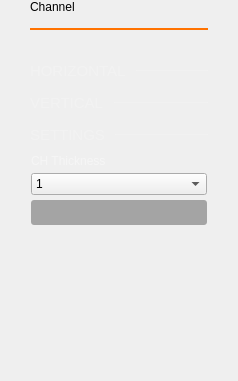
First picture: the form in ui/channel_settings.ui, repository analogdevicesinc/scopy, before the edit.
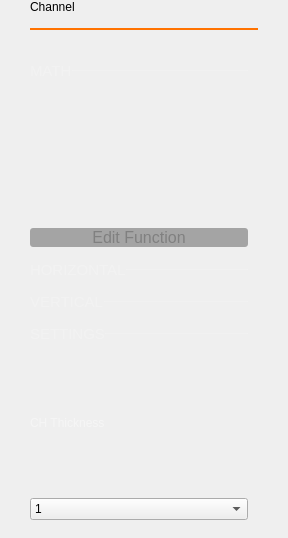
Second picture: the form after the edit.

Commit message: Osc: add a new widget for the math settings in the channel settings

Patch:
```diff
--- a/ui/channel_settings.ui
+++ b/ui/channel_settings.ui
@@ -6,8 +6,8 @@
    <rect>
     <x>0</x>
     <y>0</y>
-    <width>238</width>
-    <height>381</height>
+    <width>288</width>
+    <height>538</height>
    </rect>
   </property>
   <property name="windowTitle">
@@ -28,6 +28,12 @@
    </property>
    <item>
     <widget class="QLabel" name="label_channelName">
+     <property name="sizePolicy">
+      <sizepolicy hsizetype="Fixed" vsizetype="Fixed">
+       <horstretch>0</horstretch>
+       <verstretch>0</verstretch>
+      </sizepolicy>
+     </property>
      <property name="text">
       <string>Channel</string>
      </property>
@@ -88,6 +94,237 @@
     </spacer>
    </item>
    <item>
+    <widget class="QScrollArea" name="scrollArea">
+     <property name="sizePolicy">
+      <sizepolicy hsizetype="Expanding" vsizetype="Preferred">
+       <horstretch>0</horstretch>
+       <verstretch>0</verstretch>
+      </sizepolicy>
+     </property>
+     <property name="frameShape">
+      <enum>QFrame::NoFrame</enum>
+     </property>
+     <property name="horizontalScrollBarPolicy">
+      <enum>Qt::ScrollBarAlwaysOff</enum>
+     </property>
+     <property name="widgetResizable">
+      <bool>true</bool>
+     </property>
+     <widget class="QWidget" name="scrollAreaWidgetContents">
+      <property name="geometry">
+       <rect>
+        <x>0</x>
+        <y>0</y>
+        <width>228</width>
+        <height>468</height>
+       </rect>
+      </property>
+      <property name="sizePolicy">
+       <sizepolicy hsizetype="Expanding" vsizetype="Expanding">
+        <horstretch>0</horstretch>
+        <verstretch>0</verstretch>
+       </sizepolicy>
+      </property>
+      <layout class="QVBoxLayout" name="verticalLayout">
+       <property name="spacing">
+        <number>0</number>
+       </property>
+       <property name="leftMargin">
+        <number>0</number>
+       </property>
+       <property name="topMargin">
+        <number>0</number>
+       </property>
+       <property name="rightMargin">
+        <number>10</number>
+       </property>
+       <property name="bottomMargin">
+        <number>0</number>
+       </property>
+       <item>
+        <layout class="QVBoxLayout" name="math_settings_layout">
+         <property name="spacing">
+          <number>0</number>
+         </property>
+         <property name="bottomMargin">
+          <number>0</number>
+         </property>
+         <item>
+          <widget class="QWidget" name="math_settings_widget" native="true">
+           <layout class="QVBoxLayout" name="verticalLayout_2" stretch="0,0,0">
+            <property name="spacing">
+             <number>6</number>
+            </property>
+            <property name="leftMargin">
+             <number>0</number>
+            </property>
+            <property name="topMargin">
+             <number>0</number>
+            </property>
+            <property name="rightMargin">
+             <number>0</number>
+            </property>
+            <property name="bottomMargin">
+             <number>0</number>
+            </property>
+            <item>
+             <layout class="QHBoxLayout" name="horizontalLayout" stretch="0,0">
+              <property name="spacing">
+               <number>0</number>
+              </property>
+              <property name="leftMargin">
+               <number>0</number>
+              </property>
+              <property name="topMargin">
+               <number>0</number>
+              </property>
+              <property name="rightMargin">
+               <number>0</number>
+              </property>
+              <property name="bottomMargin">
+               <number>0</number>
+              </property>
+              <item>
+               <widget class="QLabel" name="label">
+                <property name="sizePolicy">
+                 <sizepolicy hsizetype="Fixed" vsizetype="Fixed">
+                  <horstretch>0</horstretch>
+                  <verstretch>0</verstretch>
+                 </sizepolicy>
+                </property>
+                <property name="styleSheet">
+                 <string notr="true">QLabel {
+  font-size: 15px;
+  color: rgba(255, 255, 255, 51);
+}</string>
+                </property>
+                <property name="text">
+                 <string>MATH</string>
+                </property>
+               </widget>
+              </item>
+              <item>
+               <widget class="Line" name="line_4">
+                <property name="maximumSize">
+                 <size>
+                  <width>16777215</width>
+                  <height>1</height>
+                 </size>
+                </property>
+                <property name="styleSheet">
+                 <string notr="true">border: 1px solid rgb(255, 255, 255, 15);</string>
+                </property>
+                <property name="orientation">
+                 <enum>Qt::Horizontal</enum>
+                </property>
+               </widget>
+              </item>
+             </layout>
+            </item>
+            <item>
+             <layout class="QHBoxLayout" name="horizontalLayout_2">
+              <property name="spacing">
+               <number>0</number>
+              </property>
+              <property name="leftMargin">
+               <number>0</number>
+              </property>
+              <property name="topMargin">
+               <number>0</number>
+              </property>
+              <property name="rightMargin">
+               <number>0</number>
+              </property>
+              <item>
+               <spacer name="horizontalSpacer">
+                <property name="orientation">
+                 <enum>Qt::Horizontal</enum>
+                </property>
+                <property name="sizeHint" stdset="0">
+                 <size>
+                  <width>40</width>
+                  <height>20</height>
+                 </size>
+                </property>
+               </spacer>
+              </item>
+              <item>
+               <widget class="QLabel" name="function_2">
+                <property name="styleSheet">
+                 <string notr="true">QLabel {
+	color: white;
+	font: bold  &quot;Times New Roman&quot;;	
+	font-size: 16px;
+}</string>
+                </property>
+                <property name="text">
+                 <string/>
+                </property>
+               </widget>
+              </item>
+              <item>
+               <spacer name="horizontalSpacer_2">
+                <property name="orientation">
+                 <enum>Qt::Horizontal</enum>
+                </property>
+                <property name="sizeHint" stdset="0">
+                 <size>
+                  <width>40</width>
+                  <height>20</height>
+                 </size>
+                </property>
+               </spacer>
+              </item>
+             </layout>
+            </item>
+            <item>
+             <widget class="QPushButton" name="btnEditMath">
+              <property name="styleSheet">
+               <string notr="true">QPushButton {
+	background-color: rgba(0, 0, 0, 80);
+	color: gray;
+	font: bold  &quot;Times New Roman&quot;;	
+	font-size: 16px;
+	border-radius: 3px;
+  	border: 2px rgba(0, 0, 0, 80);
+}
+
+QPushButton:hover {
+	color: white;
+	background-color: rgba(0, 0, 0, 60);
+	border-color: rgba(0, 0, 0, 60);
+}</string>
+              </property>
+              <property name="text">
+               <string>Edit Function</string>
+              </property>
+              <property name="checkable">
+               <bool>true</bool>
+              </property>
+             </widget>
+            </item>
+           </layout>
+          </widget>
+         </item>
+        </layout>
+       </item>
+       <item>
+        <spacer name="verticalSpacer_10">
+         <property name="orientation">
+          <enum>Qt::Vertical</enum>
+         </property>
+         <property name="sizeType">
+          <enum>QSizePolicy::Fixed</enum>
+         </property>
+         <property name="sizeHint" stdset="0">
+          <size>
+           <width>0</width>
+           <height>14</height>
+          </size>
+         </property>
+        </spacer>
+       </item>
+       <item>
     <layout class="QVBoxLayout" name="horizontal">
      <property name="spacing">
       <number>10</number>
@@ -97,6 +334,21 @@
      </property>
      <item>
       <layout class="QHBoxLayout" name="horizontalLayout_17">
+           <property name="spacing">
+            <number>0</number>
+           </property>
+           <property name="leftMargin">
+            <number>0</number>
+           </property>
+           <property name="topMargin">
+            <number>0</number>
+           </property>
+           <property name="rightMargin">
+            <number>0</number>
+           </property>
+           <property name="bottomMargin">
+            <number>0</number>
+           </property>
        <item>
         <widget class="QLabel" name="label_10">
          <property name="sizePolicy">
@@ -168,6 +420,21 @@
      </property>
      <item>
       <layout class="QHBoxLayout" name="horizontalLayout_16">
+           <property name="spacing">
+            <number>0</number>
+           </property>
+           <property name="leftMargin">
+            <number>0</number>
+           </property>
+           <property name="topMargin">
+            <number>0</number>
+           </property>
+           <property name="rightMargin">
+            <number>0</number>
+           </property>
+           <property name="bottomMargin">
+            <number>0</number>
+           </property>
        <item>
         <widget class="QLabel" name="label_9">
          <property name="sizePolicy">
@@ -236,6 +503,21 @@
      </property>
      <item>
       <layout class="QHBoxLayout" name="horizontalLayout_19">
+           <property name="spacing">
+            <number>0</number>
+           </property>
+           <property name="leftMargin">
+            <number>0</number>
+           </property>
+           <property name="topMargin">
+            <number>0</number>
+           </property>
+           <property name="rightMargin">
+            <number>0</number>
+           </property>
+           <property name="bottomMargin">
+            <number>0</number>
+           </property>
        <item>
         <widget class="QLabel" name="label_8">
          <property name="sizePolicy">
@@ -408,53 +690,6 @@
          </property>
         </spacer>
        </item>
-       <item>
-        <widget class="QPushButton" name="function">
-         <property name="sizePolicy">
-          <sizepolicy hsizetype="Preferred" vsizetype="Fixed">
-           <horstretch>0</horstretch>
-           <verstretch>0</verstretch>
-          </sizepolicy>
-         </property>
-         <property name="minimumSize">
-          <size>
-           <width>0</width>
-           <height>25</height>
-          </size>
-         </property>
-         <property name="maximumSize">
-          <size>
-           <width>176</width>
-           <height>16777215</height>
-          </size>
-         </property>
-         <property name="styleSheet">
-          <string notr="true">QPushButton {
-	background-color: rgba(0, 0, 0, 80);
-	color: gray;
-	font: bold  &quot;Times New Roman&quot;;	
-	font-size: 16px;
-	border-radius: 3px;
-  	border: 2px rgba(0, 0, 0, 80);
-}
-
-QPushButton:hover {
-	color: white;
-	background-color: rgba(0, 0, 0, 60);
-	border-color: rgba(0, 0, 0, 60);
-}</string>
-         </property>
-         <property name="text">
-          <string/>
-         </property>
-         <property name="checkable">
-          <bool>true</bool>
-         </property>
-         <property name="flat">
-          <bool>false</bool>
-         </property>
-        </widget>
-       </item>
        <item>
         <spacer name="verticalSpacer_6">
          <property name="orientation">
@@ -475,21 +710,9 @@
      </item>
     </layout>
    </item>
-   <item>
-    <spacer name="verticalSpacer_2">
-     <property name="orientation">
-      <enum>Qt::Vertical</enum>
-     </property>
-     <property name="sizeType">
-      <enum>QSizePolicy::Expanding</enum>
-     </property>
-     <property name="sizeHint" stdset="0">
-      <size>
-       <width>0</width>
-       <height>0</height>
-      </size>
-     </property>
-    </spacer>
+      </layout>
+     </widget>
+    </widget>
    </item>
   </layout>
  </widget>
```
Lines whose indentation alone changed are shown as unchanged. The commit also changes 1 other file.
